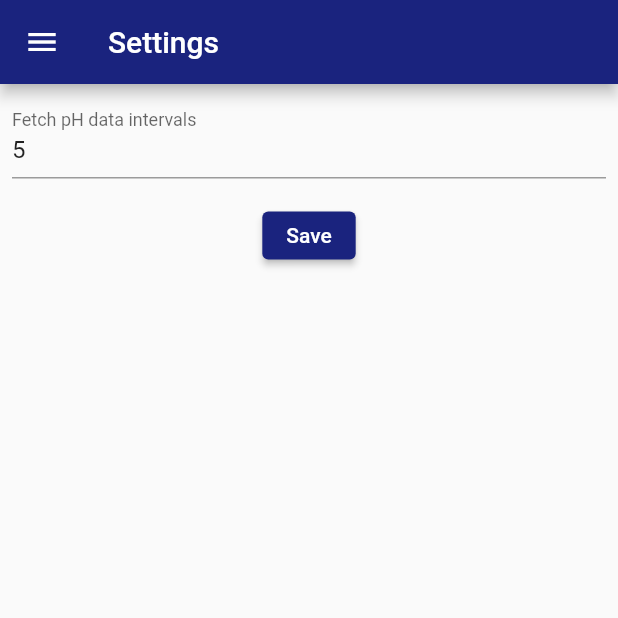
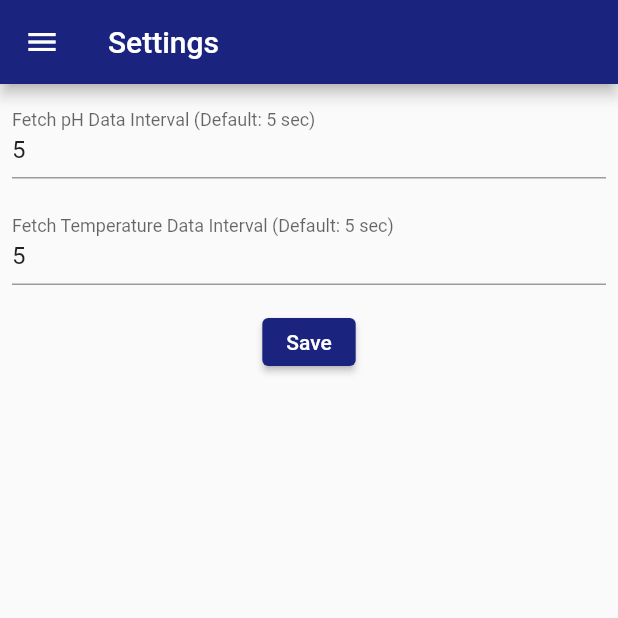
Before and after one commit to rp3595686/ultifeeder_flutter, a Flutter app: the screen it shows after launch, after a tap on the "menu" icon, after a tap on "Settings", on a phone screen of 412 x 824 dp, the top half of it. Run offline on Flutter 3.47's test engine with Material 2 defaults, Android fonts, the phone set to English and light mode, and no system bars; our stand-ins replace firebase_core, firebase_database, flutter_riverpod, flutter_svg, syncfusion_flutter_charts; accounts and stored records are empty.

Commit message:
Allow changing of fetch data intervals

```diff
--- a/lib/conpoments/dashboard_page.dart
+++ b/lib/conpoments/dashboard_page.dart
@@ -3,6 +3,7 @@ import 'dart:async';
 import 'package:flutter/cupertino.dart';
 import 'package:flutter/material.dart';
 import 'package:flutter_svg/flutter_svg.dart';
+import 'package:utifeeder_flutter/conpoments/setting_page.dart';
 
 import '../firebase_fetch.dart';
 import '../responsive.dart';
@@ -24,7 +25,7 @@ class _DashboardPageState extends State<DashboardPage> {
 
   @override
   void initState() {
-    timer_ph = Timer.periodic(const Duration(seconds: 5), fetchData_ph);
+    timer_ph = Timer.periodic(Duration(seconds: phInterval), fetchData_ph);
     timer_temp = Timer.periodic(const Duration(seconds: 5), fetchData_temp);
     super.initState();
   }
--- a/lib/conpoments/setting_page.dart
+++ b/lib/conpoments/setting_page.dart
@@ -8,8 +8,10 @@ class SettingPage extends StatefulWidget {
   State<SettingPage> createState() => _SettingPageState();
 }
 
-int phInterval_temp = 5;
 int phInterval = 5;
+String phInterval_temporary = '5';
+int tempInterval = 5;
+String tempInterval_temporary = '5';
 
 class _SettingPageState extends State<SettingPage> {
   @override
@@ -28,13 +30,28 @@ class _SettingPageState extends State<SettingPage> {
                   FilteringTextInputFormatter.digitsOnly,
                 ],
                 onChanged: (value) {
-                  if (value != '') {
-                    phInterval_temp = int.parse(value);
-                  }
+                  phInterval_temporary = value;
                 },
                 decoration: const InputDecoration(
                   border: UnderlineInputBorder(),
-                  labelText: 'Fetch pH data intervals',
+                  labelText: 'Fetch pH Data Interval (Default: 5 sec)',
+                ),
+              ),
+            ),
+            Padding(
+              padding: const EdgeInsets.all(8),
+              child: TextFormField(
+                initialValue: phInterval.toString(),
+                keyboardType: TextInputType.number,
+                inputFormatters: [
+                  FilteringTextInputFormatter.digitsOnly,
+                ],
+                onChanged: (value) {
+                  phInterval_temporary = value;
+                },
+                decoration: const InputDecoration(
+                  border: UnderlineInputBorder(),
+                  labelText: 'Fetch Temperature Data Interval (Default: 5 sec)',
                 ),
               ),
             ),
@@ -43,7 +60,17 @@ class _SettingPageState extends State<SettingPage> {
               child: ElevatedButton(
                 onPressed: () {
                   setState(() {
-                    phInterval = phInterval_temp;
+                    print(phInterval_temporary);
+                    if (phInterval_temporary == '' ||
+                        tempInterval_temporary == '') {
+                      ScaffoldMessenger.of(context).showSnackBar(SnackBar(
+                          content: Text('Please filled in all blanks')));
+                    } else {
+                      phInterval = int.parse(phInterval_temporary);
+                      tempInterval = int.parse(tempInterval_temporary);
+                      ScaffoldMessenger.of(context)
+                          .showSnackBar(SnackBar(content: Text('Saved')));
+                    }
                   });
                 },
                 child: Text('Save'),
```
